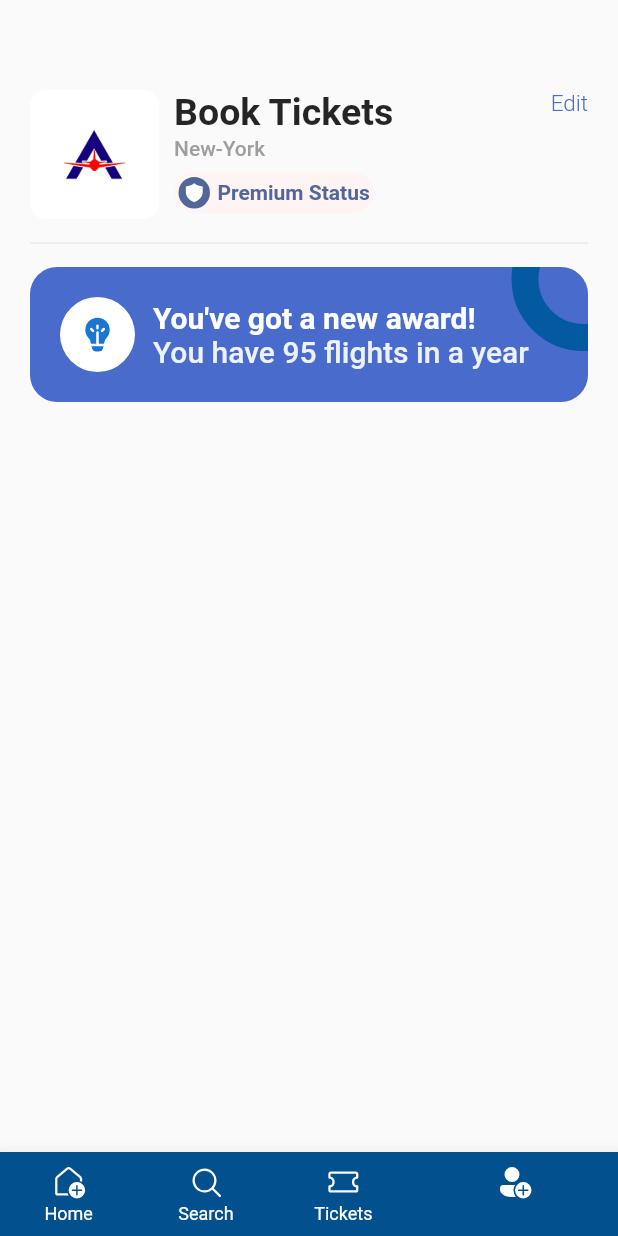
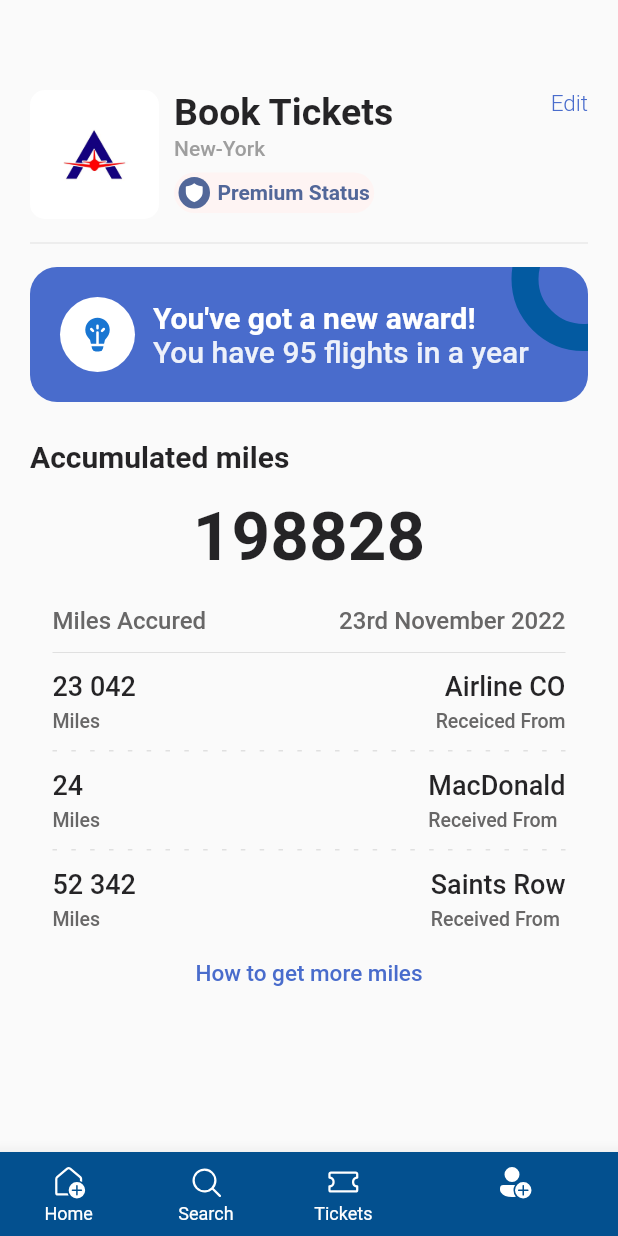
Before and after one commit to picasso653/booking_tickets_app, a Flutter app: the screen it shows after launch, item 4 of the bottom bar chosen, on a phone screen of 412 x 824 dp. Run offline on Flutter 3.47's test engine with Material 2 defaults, Android fonts, the phone set to English and light mode, and no system bars; our stand-ins replace barcode_widget, fluentui_icons, get.

Commit message:
finished my first frontend app widget in flutter

```diff
--- a/lib/screens/profile_screen.dart
+++ b/lib/screens/profile_screen.dart
@@ -1,4 +1,6 @@
  import 'package:booking_tickets_app/utils/app_layouts.dart';
+import 'package:booking_tickets_app/widgets/column_layout.dart';
+import 'package:booking_tickets_app/widgets/layout_builder_widget.dart';
 import 'package:fluentui_icons/fluentui_icons.dart';
 import 'package:flutter/material.dart';
 import 'package:flutter/src/widgets/framework.dart';
@@ -119,7 +121,59 @@ class ProfileScreen extends StatelessWidget {
               ],),
               )
               ],
-            )
+            ),
+            SizedBox(height: AppLayout.getHeight(25),),
+            Text('Accumulated miles', style: Styles.headlineText2,),
+            SizedBox(height: AppLayout.getHeight(15),),
+            Container(
+              padding: EdgeInsets.symmetric(horizontal: AppLayout.getWidth(15)),
+              child: Column(
+              children: [
+                Text('198828', style: TextStyle(fontSize: 45, fontWeight: FontWeight.w600, color: Styles.textcolor),),
+                SizedBox(height: AppLayout.getHeight(20),),
+                Row(
+                  mainAxisAlignment: MainAxisAlignment.spaceBetween,
+                  children: [
+                    Text('Miles Accured', style: Styles.headlineText4.copyWith(fontSize: 16),),
+                    Text('23rd November 2022', style: Styles.headlineText4.copyWith(fontSize: 16),),
+                  ],
+                ),
+                SizedBox(height: AppLayout.getHeight(4),),
+                Divider(color: Colors.grey.shade300,),
+                SizedBox(height: AppLayout.getHeight(4),),
+                Row(
+                  mainAxisAlignment: MainAxisAlignment.spaceBetween,
+                  children: const [
+                    ColumnLayout(firstText: '23 042', secondText: 'Miles', alignment: CrossAxisAlignment.start, isColor: true,),
+                    ColumnLayout(firstText: 'Airline CO', secondText: 'Receiced From', alignment: CrossAxisAlignment.end, isColor: true,),
+                  ],
+                ),
+                SizedBox(height: AppLayout.getHeight(12),),
+                const AppLayoutBuilder(sections: 12, isColor: true,),
+                SizedBox(height: AppLayout.getHeight(12),),
+                Row(
+                  mainAxisAlignment: MainAxisAlignment.spaceBetween,
+                  children: const [
+                    ColumnLayout(firstText: '24', secondText: 'Miles', alignment: CrossAxisAlignment.start, isColor: true,),
+                    ColumnLayout(firstText: 'MacDonald', secondText: 'Received From', alignment: CrossAxisAlignment.start, isColor: true,),
+                  ],
+                ),
+                SizedBox(height: AppLayout.getHeight(12),),
+                const AppLayoutBuilder(sections: 12, isColor: true,),
+                SizedBox(height: AppLayout.getHeight(12),),
+                Row(
+                  mainAxisAlignment: MainAxisAlignment.spaceBetween,
+                  children: const [
+                    ColumnLayout(firstText: '52 342', secondText: 'Miles', alignment: CrossAxisAlignment.start, isColor: true,),
+                    ColumnLayout(firstText: 'Saints Row', secondText: 'Received From', alignment: CrossAxisAlignment.start, isColor: true,),
+
+                  ],
+                )
+              ],
+            ),
+            ),
+            SizedBox(height: AppLayout.getHeight(20),),
+            Center(child: Text('How to get more miles', style: Styles.textStyle.copyWith(color: Styles.primaryColor, fontWeight: FontWeight.w500),))
         ],
       ),
     );
```
